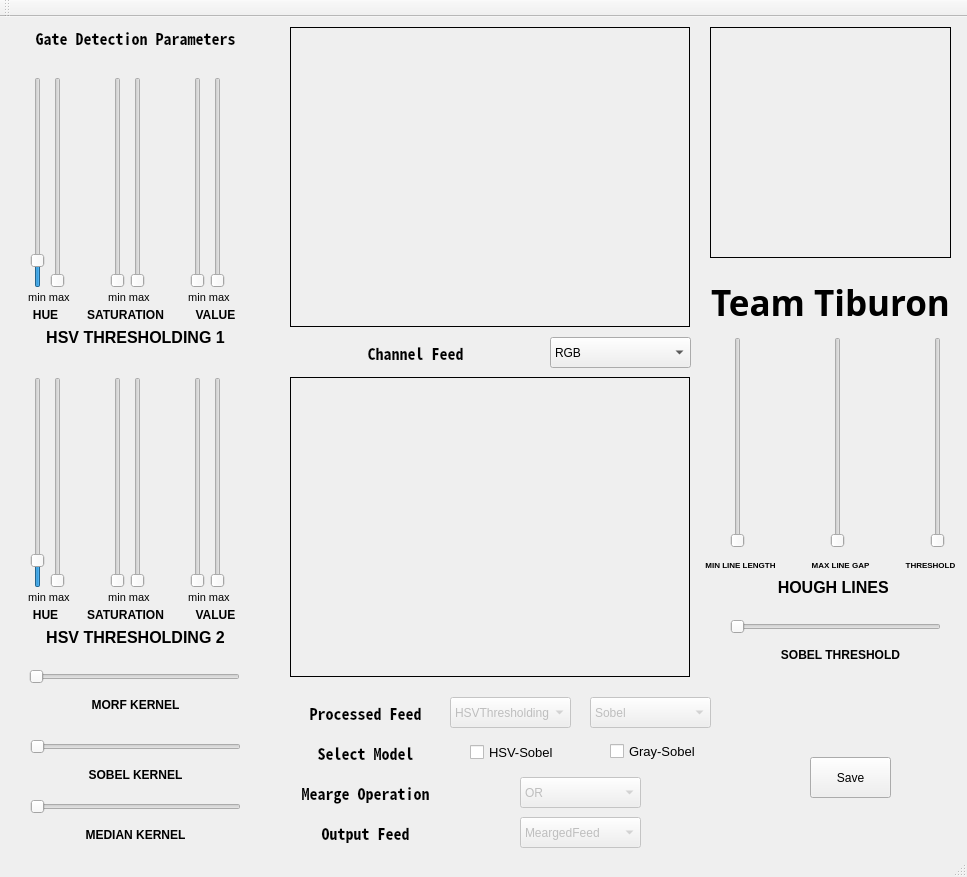
Qt form ui/gate.ui (Sayansree/tiburon_gui) before a commit.
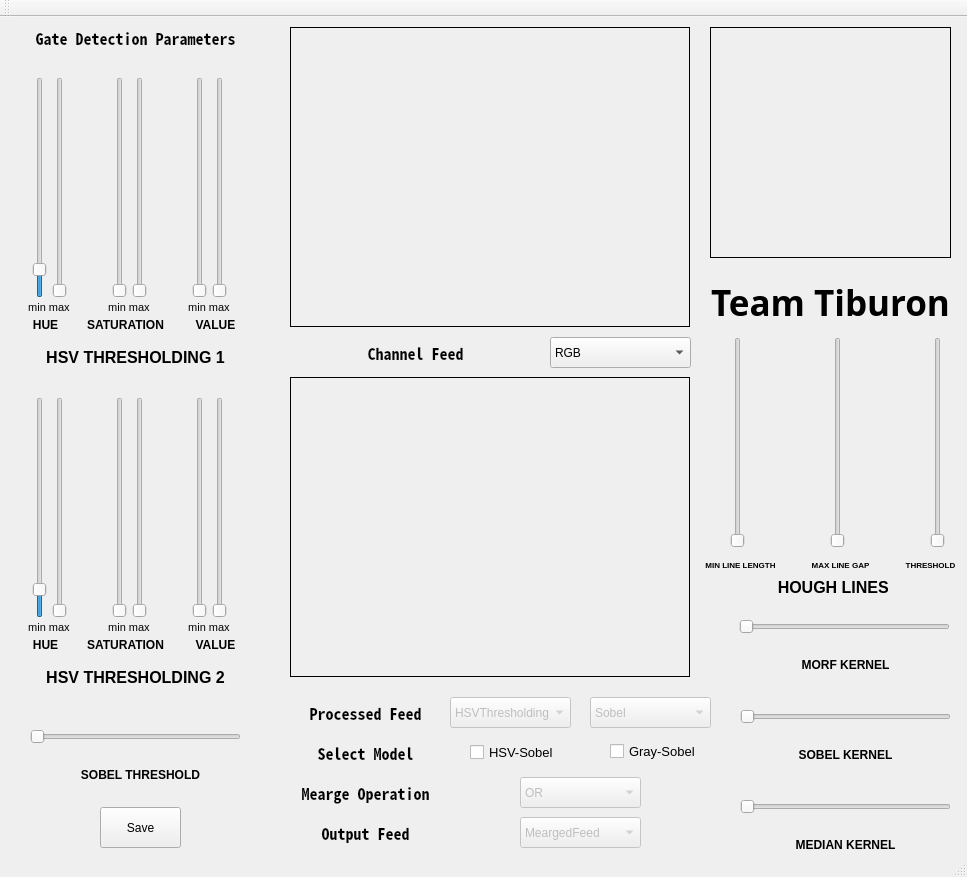
The same form after that commit.

Commit message: image cropping in window was corrected

Patch:
```diff
--- a/ui/gate.ui
+++ b/ui/gate.ui
@@ -67,8 +67,8 @@
    <widget class="QPushButton" name="save">
     <property name="geometry">
      <rect>
-      <x>810</x>
-      <y>740</y>
+      <x>100</x>
+      <y>790</y>
       <width>81</width>
       <height>41</height>
      </rect>
@@ -87,8 +87,8 @@
      <rect>
       <x>30</x>
       <y>60</y>
-      <width>16</width>
-      <height>211</height>
+      <width>20</width>
+      <height>221</height>
      </rect>
     </property>
     <property name="minimum">
@@ -106,8 +106,8 @@
      <rect>
       <x>50</x>
       <y>60</y>
-      <width>16</width>
-      <height>211</height>
+      <width>20</width>
+      <height>221</height>
      </rect>
     </property>
     <property name="maximum">
@@ -122,8 +122,8 @@
      <rect>
       <x>110</x>
       <y>60</y>
-      <width>16</width>
-      <height>211</height>
+      <width>20</width>
+      <height>221</height>
      </rect>
     </property>
     <property name="maximum">
@@ -138,8 +138,8 @@
      <rect>
       <x>190</x>
       <y>60</y>
-      <width>16</width>
-      <height>211</height>
+      <width>20</width>
+      <height>221</height>
      </rect>
     </property>
     <property name="maximum">
@@ -154,8 +154,8 @@
      <rect>
       <x>130</x>
       <y>60</y>
-      <width>16</width>
-      <height>211</height>
+      <width>20</width>
+      <height>221</height>
      </rect>
     </property>
     <property name="maximum">
@@ -170,8 +170,8 @@
      <rect>
       <x>210</x>
       <y>60</y>
-      <width>16</width>
-      <height>211</height>
+      <width>20</width>
+      <height>221</height>
      </rect>
     </property>
     <property name="maximum">
@@ -347,8 +347,8 @@
    <widget class="QSlider" name="open_morph">
     <property name="geometry">
      <rect>
-      <x>29</x>
-      <y>650</y>
+      <x>739</x>
+      <y>600</y>
       <width>211</width>
       <height>20</height>
      </rect>
@@ -369,8 +369,8 @@
    <widget class="QSlider" name="sobel">
     <property name="geometry">
      <rect>
-      <x>30</x>
-      <y>720</y>
+      <x>740</x>
+      <y>690</y>
       <width>211</width>
       <height>20</height>
      </rect>
@@ -488,7 +488,7 @@
     <property name="geometry">
      <rect>
       <x>20</x>
-      <y>270</y>
+      <y>280</y>
       <width>61</width>
       <height>21</height>
      </rect>
@@ -509,7 +509,7 @@
     <property name="geometry">
      <rect>
       <x>100</x>
-      <y>270</y>
+      <y>280</y>
       <width>61</width>
       <height>21</height>
      </rect>
@@ -530,7 +530,7 @@
     <property name="geometry">
      <rect>
       <x>180</x>
-      <y>270</y>
+      <y>280</y>
       <width>61</width>
       <height>21</height>
      </rect>
@@ -551,7 +551,7 @@
     <property name="geometry">
      <rect>
       <x>100</x>
-      <y>570</y>
+      <y>600</y>
       <width>61</width>
       <height>21</height>
      </rect>
@@ -572,9 +572,9 @@
     <property name="geometry">
      <rect>
       <x>210</x>
-      <y>360</y>
-      <width>16</width>
-      <height>211</height>
+      <y>380</y>
+      <width>20</width>
+      <height>221</height>
      </rect>
     </property>
     <property name="maximum">
@@ -588,7 +588,7 @@
     <property name="geometry">
      <rect>
       <x>180</x>
-      <y>570</y>
+      <y>600</y>
       <width>61</width>
       <height>21</height>
      </rect>
@@ -609,9 +609,9 @@
     <property name="geometry">
      <rect>
       <x>110</x>
-      <y>360</y>
-      <width>16</width>
-      <height>211</height>
+      <y>380</y>
+      <width>20</width>
+      <height>221</height>
      </rect>
     </property>
     <property name="maximum">
@@ -625,7 +625,7 @@
     <property name="geometry">
      <rect>
       <x>20</x>
-      <y>570</y>
+      <y>600</y>
       <width>61</width>
       <height>21</height>
      </rect>
@@ -646,9 +646,9 @@
     <property name="geometry">
      <rect>
       <x>130</x>
-      <y>360</y>
-      <width>16</width>
-      <height>211</height>
+      <y>380</y>
+      <width>20</width>
+      <height>221</height>
      </rect>
     </property>
     <property name="maximum">
@@ -662,9 +662,9 @@
     <property name="geometry">
      <rect>
       <x>30</x>
-      <y>360</y>
-      <width>16</width>
-      <height>211</height>
+      <y>380</y>
+      <width>20</width>
+      <height>221</height>
      </rect>
     </property>
     <property name="minimum">
@@ -681,9 +681,9 @@
     <property name="geometry">
      <rect>
       <x>190</x>
-      <y>360</y>
-      <width>16</width>
-      <height>211</height>
+      <y>380</y>
+      <width>20</width>
+      <height>221</height>
      </rect>
     </property>
     <property name="maximum">
@@ -697,9 +697,9 @@
     <property name="geometry">
      <rect>
       <x>50</x>
-      <y>360</y>
-      <width>16</width>
-      <height>211</height>
+      <y>380</y>
+      <width>20</width>
+      <height>221</height>
      </rect>
     </property>
     <property name="maximum">
@@ -713,7 +713,7 @@
     <property name="geometry">
      <rect>
       <x>30</x>
-      <y>290</y>
+      <y>300</y>
       <width>31</width>
       <height>16</height>
      </rect>
@@ -736,7 +736,7 @@
     <property name="geometry">
      <rect>
       <x>80</x>
-      <y>290</y>
+      <y>300</y>
       <width>91</width>
       <height>16</height>
      </rect>
@@ -759,7 +759,7 @@
     <property name="geometry">
      <rect>
       <x>190</x>
-      <y>290</y>
+      <y>300</y>
       <width>51</width>
       <height>16</height>
      </rect>
@@ -782,7 +782,7 @@
     <property name="geometry">
      <rect>
       <x>30</x>
-      <y>310</y>
+      <y>330</y>
       <width>211</width>
       <height>21</height>
      </rect>
@@ -805,7 +805,7 @@
     <property name="geometry">
      <rect>
       <x>30</x>
-      <y>610</y>
+      <y>650</y>
       <width>211</width>
       <height>21</height>
      </rect>
@@ -828,7 +828,7 @@
     <property name="geometry">
      <rect>
       <x>80</x>
-      <y>590</y>
+      <y>620</y>
       <width>91</width>
       <height>16</height>
      </rect>
@@ -851,7 +851,7 @@
     <property name="geometry">
      <rect>
       <x>190</x>
-      <y>590</y>
+      <y>620</y>
       <width>51</width>
       <height>16</height>
      </rect>
@@ -874,7 +874,7 @@
     <property name="geometry">
      <rect>
       <x>30</x>
-      <y>590</y>
+      <y>620</y>
       <width>31</width>
       <height>16</height>
      </rect>
@@ -942,8 +942,8 @@
    <widget class="QLabel" name="label_17">
     <property name="geometry">
      <rect>
-      <x>80</x>
-      <y>680</y>
+      <x>790</x>
+      <y>640</y>
       <width>111</width>
       <height>16</height>
      </rect>
@@ -965,8 +965,8 @@
    <widget class="QLabel" name="label_18">
     <property name="geometry">
      <rect>
-      <x>80</x>
-      <y>750</y>
+      <x>790</x>
+      <y>730</y>
       <width>111</width>
       <height>16</height>
      </rect>
@@ -1034,8 +1034,8 @@
    <widget class="QLabel" name="label_21">
     <property name="geometry">
      <rect>
-      <x>770</x>
-      <y>630</y>
+      <x>70</x>
+      <y>750</y>
       <width>141</width>
       <height>16</height>
      </rect>
@@ -1057,8 +1057,8 @@
    <widget class="QSlider" name="sob_thres">
     <property name="geometry">
      <rect>
-      <x>730</x>
-      <y>600</y>
+      <x>30</x>
+      <y>710</y>
       <width>211</width>
       <height>20</height>
      </rect>
@@ -1079,8 +1079,8 @@
    <widget class="QLabel" name="label_22">
     <property name="geometry">
      <rect>
-      <x>80</x>
-      <y>810</y>
+      <x>790</x>
+      <y>820</y>
       <width>111</width>
       <height>16</height>
      </rect>
@@ -1102,7 +1102,7 @@
    <widget class="QSlider" name="median_kernal">
     <property name="geometry">
      <rect>
-      <x>30</x>
+      <x>740</x>
       <y>780</y>
       <width>211</width>
       <height>20</height>
```
The commit also changes 2 other files.
